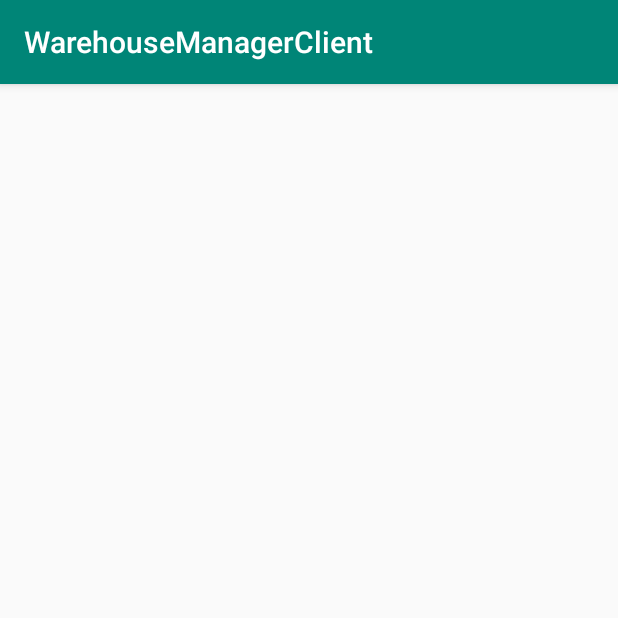
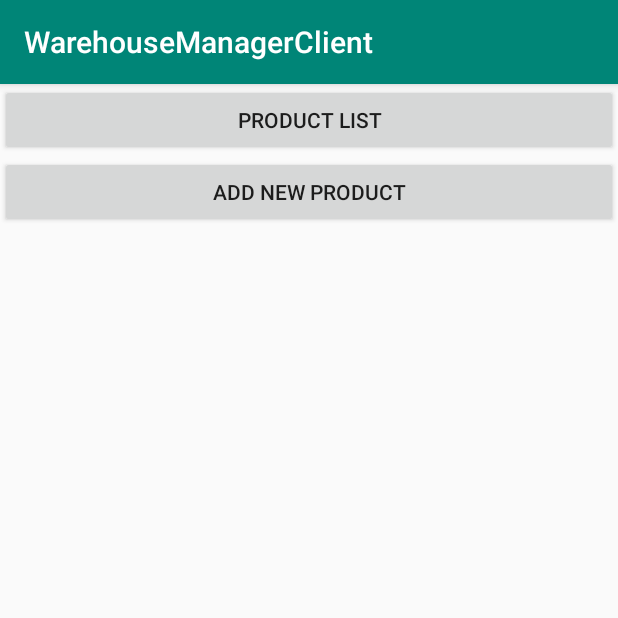
Before and after one commit to jaskier07/WarehouseManager, an Android app: the screen it shows after launch (MainActivity), after a tap on "LOG IN", on a phone screen of 412 x 824 dp, the top half of it. Run offline under Robolectric (Android 15) with nearby library versions, the phone set to English and light mode, and no system bars; pictures from the network do not load.

Commit message:
Adding new products

```diff
--- a/Client/app/src/main/java/pl/kania/warehousemanagerclient/Product.java
+++ b/Client/app/src/main/java/pl/kania/warehousemanagerclient/Product.java
@@ -7,9 +7,10 @@ import lombok.Getter;
 import lombok.NoArgsConstructor;
 import lombok.Setter;
 
+@Builder
+@Getter
 @AllArgsConstructor
-@NoArgsConstructor(access = AccessLevel.PRIVATE)
-@Getter
+@NoArgsConstructor
 public class Product {
 
     private Long id;
@@ -19,5 +20,6 @@ public class Product {
     private String modelName;
     @Setter
     private Double price;
+
     private Integer quantity;
 }
--- a/Client/app/src/main/java/pl/kania/warehousemanagerclient/RestService.java
+++ b/Client/app/src/main/java/pl/kania/warehousemanagerclient/RestService.java
@@ -3,13 +3,18 @@ package pl.kania.warehousemanagerclient;
 import java.util.List;
 import java.util.function.Consumer;
 
+import pl.kania.warehousemanagerclient.tasks.TaskAddProduct;
 import pl.kania.warehousemanagerclient.tasks.TaskGetAllProducts;
 
 public class RestService {
 
-    public static final String BASE_URI = "http://5fa831e1.ngrok.io";
+    public static final String BASE_URI = "http://b75b818d.ngrok.io";
 
     public void getAllProducts(Consumer<List<Product>> updateProducts) {
         new TaskGetAllProducts(updateProducts).execute();
     }
+
+    public void addNewProduct(Product product, Runnable afterAdd) {
+        new TaskAddProduct(afterAdd).execute(product);
+    }
 }
--- a/Client/app/src/main/java/pl/kania/warehousemanagerclient/tasks/AbstractRestTask.java
+++ b/Client/app/src/main/java/pl/kania/warehousemanagerclient/tasks/AbstractRestTask.java
@@ -12,7 +12,7 @@ import okhttp3.Request;
 import static pl.kania.warehousemanagerclient.RestService.BASE_URI;
 
 @Getter(value = AccessLevel.PROTECTED)
-public abstract class AbstractRestTask extends AsyncTask<Void, Void, Void> {
+public abstract class AbstractRestTask<P> extends AsyncTask<P, Void, Void> {
     private final OkHttpClient client = new OkHttpClient();
     private final ObjectMapper objectMapper = new ObjectMapper();
 }
--- a/Client/app/src/main/java/pl/kania/warehousemanagerclient/tasks/TaskGetAllProducts.java
+++ b/Client/app/src/main/java/pl/kania/warehousemanagerclient/tasks/TaskGetAllProducts.java
@@ -15,7 +15,7 @@ import pl.kania.warehousemanagerclient.Product;
 import static pl.kania.warehousemanagerclient.RestService.BASE_URI;
 
 
-public class TaskGetAllProducts extends AbstractRestTask {
+public class TaskGetAllProducts extends AbstractRestTask<Void> {
     private final Consumer<List<Product>> updateProducts;
 
     public TaskGetAllProducts(Consumer<List<Product>> updateProducts) {
--- a/Client/app/src/main/java/pl/kania/warehousemanagerclient/ui/main/LogInFragment.java
+++ b/Client/app/src/main/java/pl/kania/warehousemanagerclient/ui/main/LogInFragment.java
@@ -5,8 +5,6 @@ import android.os.Bundle;
 import androidx.annotation.NonNull;
 import androidx.annotation.Nullable;
 import androidx.fragment.app.Fragment;
-import androidx.fragment.app.FragmentManager;
-import androidx.fragment.app.FragmentTransaction;
 
 import android.view.LayoutInflater;
 import android.view.View;
@@ -14,10 +12,11 @@ import android.view.ViewGroup;
 import android.widget.Button;
 
 import pl.kania.warehousemanagerclient.R;
+import pl.kania.warehousemanagerclient.utils.FragmentLoader;
 
 public class LogInFragment extends Fragment {
 
-    private ProductListFragment productListFragment = new ProductListFragment();
+    private MenuFragment menu_fragment = new MenuFragment();
 
     public static LogInFragment newInstance() {
         return new LogInFragment();
@@ -29,16 +28,8 @@ public class LogInFragment extends Fragment {
                              @Nullable Bundle savedInstanceState) {
         View view = inflater.inflate(R.layout.log_in_fragment, container, false);
         Button buttonLogIn = view.findViewById(R.id.buttonLogIn);
-        buttonLogIn.setOnClickListener(v -> loadFragment(productListFragment));
+        buttonLogIn.setOnClickListener(v -> FragmentLoader.load(menu_fragment, getFragmentManager()));
         return view;
     }
 
-    private void loadFragment(Fragment fragment) {
-        FragmentManager fragmentManager = getFragmentManager();
-        fragmentManager.beginTransaction()
-                .replace(R.id.container, fragment)
-                .addToBackStack(null)
-                .commit();
-    }
-
 }
--- /dev/null
+++ b/Client/app/src/main/java/pl/kania/warehousemanagerclient/ui/main/MenuFragment.java
@@ -0,0 +1,31 @@
+package pl.kania.warehousemanagerclient.ui.main;
+
+import android.os.Bundle;
+import android.view.LayoutInflater;
+import android.view.View;
+import android.view.ViewGroup;
+import android.widget.Button;
+
+import androidx.annotation.NonNull;
+import androidx.annotation.Nullable;
+import androidx.fragment.app.Fragment;
+import androidx.fragment.app.FragmentManager;
+
+import pl.kania.warehousemanagerclient.R;
+import pl.kania.warehousemanagerclient.utils.FragmentLoader;
+
+public class MenuFragment extends Fragment {
+
+    @Nullable
+    @Override
+    public View onCreateView(@NonNull LayoutInflater inflater, @Nullable ViewGroup container, @Nullable Bundle savedInstanceState) {
+        View view = inflater.inflate(R.layout.menu_fragment, container, false);
+
+        Button addProduct = view.findViewById(R.id.buttonGoToAddProduct);
+        addProduct.setOnClickListener(k -> FragmentLoader.load(new AddProductFragment(), getFragmentManager()));
+        Button productList = view.findViewById(R.id.buttonGoToProductList);
+        productList.setOnClickListener(k -> FragmentLoader.load(new ProductListViewFragment(), getFragmentManager()));
+
+        return view;
+    }
+}
--- a/Client/app/src/main/java/pl/kania/warehousemanagerclient/ui/main/ProductListFragment.java
+++ b/Client/app/src/main/java/pl/kania/warehousemanagerclient/ui/main/ProductListViewFragment.java
@@ -11,22 +11,20 @@ import androidx.annotation.Nullable;
 import androidx.fragment.app.Fragment;
 
 import java.util.ArrayList;
-import java.util.List;
 
-import pl.kania.warehousemanagerclient.Product;
 import pl.kania.warehousemanagerclient.ProductAdapter;
 import pl.kania.warehousemanagerclient.R;
 import pl.kania.warehousemanagerclient.RestService;
 
-public class ProductListFragment extends Fragment {
+public class ProductListViewFragment extends Fragment {
 
     private RestService restService = new RestService();
 
     @Nullable
     @Override
     public View onCreateView(@NonNull LayoutInflater inflater, @Nullable ViewGroup container, @Nullable Bundle savedInstanceState) {
-        ListView view = (ListView)inflater.inflate(R.layout.listview_product, container, false);
-        ProductAdapter productAdapter = new ProductAdapter(view.getContext(), R.layout.listview_product, new ArrayList<>());
+        ListView view = (ListView)inflater.inflate(R.layout.product_list_view_fragment, container, false);
+        ProductAdapter productAdapter = new ProductAdapter(view.getContext(), R.layout.product_list_view_fragment, new ArrayList<>());
         view.setAdapter(productAdapter);
 
         restService.getAllProducts(r -> getActivity().runOnUiThread(() -> productAdapter.addAll(r)));
--- /dev/null
+++ b/Client/app/src/main/java/pl/kania/warehousemanagerclient/utils/FragmentLoader.java
@@ -0,0 +1,16 @@
+package pl.kania.warehousemanagerclient.utils;
+
+import androidx.fragment.app.Fragment;
+import androidx.fragment.app.FragmentManager;
+
+import pl.kania.warehousemanagerclient.R;
+
+public class FragmentLoader {
+
+    public static void load(Fragment fragment, FragmentManager fragmentManager) {
+        fragmentManager.beginTransaction()
+                .replace(R.id.container, fragment)
+                .addToBackStack(null)
+                .commit();
+    }
+}
--- /dev/null
+++ b/Client/app/src/main/res/layout/menu_fragment.xml
@@ -0,0 +1,19 @@
+<?xml version="1.0" encoding="utf-8"?>
+<LinearLayout xmlns:android="http://schemas.android.com/apk/res/android"
+    android:id="@+id/menu_fragment"
+    android:layout_width="match_parent"
+    android:layout_height="match_parent"
+    android:orientation="vertical">
+
+    <Button
+        android:id="@+id/buttonGoToProductList"
+        android:layout_width="match_parent"
+        android:layout_height="wrap_content"
+        android:text="Product list" />
+
+    <Button
+        android:id="@+id/buttonGoToAddProduct"
+        android:layout_width="match_parent"
+        android:layout_height="wrap_content"
+        android:text="Add new product" />
+</LinearLayout>
```
Also changed, not shown: Client/app/src/main/java/pl/kania/warehousemanagerclient/tasks/TaskAddProduct.java (added, +50 -0 lines), Client/app/src/main/java/pl/kania/warehousemanagerclient/ui/main/AddProductFragment.java (added, +44 -0 lines), Client/app/src/main/res/layout/add_product_fragment.xml (added, +92 -0 lines), Client/app/src/main/res/layout/product_list_fragment.xml (deleted, +0 -8 lines), Client/app/src/main/res/xml/network_security_config.xml (added, +11 -0 lines), Client/app/src/main/res/layout/product_list_view_fragment.xml (renamed from Client/app/src/main/res/layout/listview_product.xml).
